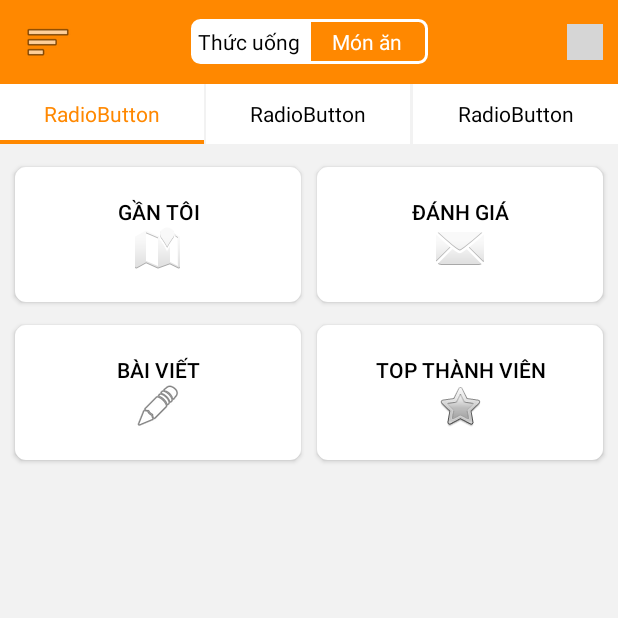
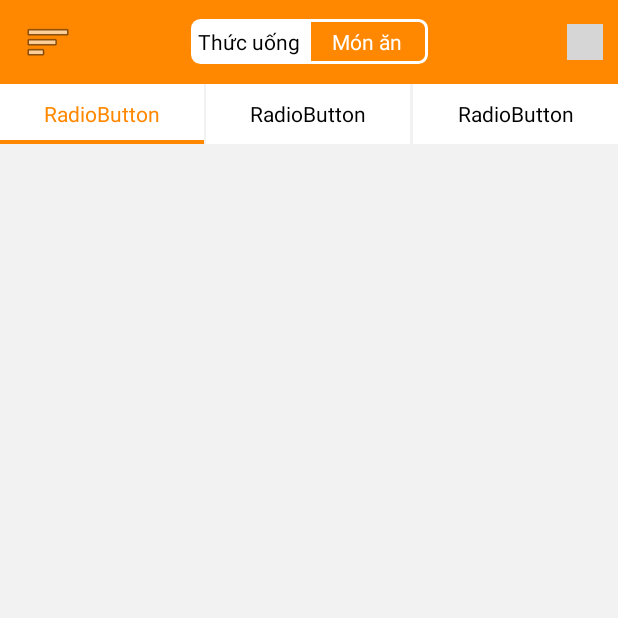
Before and after one commit to tumoqun/CafeShop, an Android app: the FragmentThucUong screen opened directly, with no data from a screen before it, on a phone screen of 412 x 824 dp, the top half of it. Run offline under Robolectric (Android 15) with nearby library versions, the phone set to English and light mode, and no system bars; our stand-ins replace Firebase (no records; nobody signed in at launch, a user with empty details on screens opened directly); grey boxes are pictures that could not be loaded.

Commit message:
list thức uống sơ sơ chưa edit lại

```diff
--- a/CafeShop/app/build.gradle
+++ b/CafeShop/app/build.gradle
@@ -39,6 +39,8 @@ dependencies {
     //add firebase realtime database android
     implementation 'com.google.firebase:firebase-database:17.0.0'
 
+    //download dữ liệu từ storage firebase android
+    implementation 'com.google.firebase:firebase-storage:17.0.0'
 
 
 }
--- a/CafeShop/app/src/main/res/layout/layout_fragment_thucuong.xml
+++ b/CafeShop/app/src/main/res/layout/layout_fragment_thucuong.xml
@@ -80,89 +80,89 @@
 
             <LinearLayout
                 android:layout_width="match_parent"
-                android:layout_height="match_parent"
+                android:layout_height="wrap_content"
                 android:orientation="vertical">
 
-                <LinearLayout
-                    android:layout_width="match_parent"
-                    android:layout_height="wrap_content"
-                    android:orientation="horizontal">
+                <!--<LinearLayout-->
+                    <!--android:layout_width="match_parent"-->
+                    <!--android:layout_height="wrap_content"-->
+                    <!--android:orientation="horizontal">-->
 
-                    <Button
-                        android:id="@+id/button2"
-                        android:layout_width="match_parent"
-                        android:layout_height="90dp"
-                        android:layout_marginLeft="10dp"
-                        android:layout_marginTop="15dp"
-                        android:layout_marginRight="5dp"
-                        android:layout_marginBottom="10dp"
-                        android:layout_weight="1"
-                        android:background="@drawable/change_buttoncolor_whitetolittleorange"
-                        android:drawableBottom="@android:drawable/ic_dialog_map"
-                        android:paddingTop="20dp"
-                        android:paddingBottom="20dp"
-                        android:text="Gần tôi"
-                        android:textColor="@drawable/change_textcolor_btn_blacktowhite" />
+                    <!--<Button-->
+                        <!--android:id="@+id/button2"-->
+                        <!--android:layout_width="match_parent"-->
+                        <!--android:layout_height="90dp"-->
+                        <!--android:layout_marginLeft="10dp"-->
+                        <!--android:layout_marginTop="15dp"-->
+                        <!--android:layout_marginRight="5dp"-->
+                        <!--android:layout_marginBottom="10dp"-->
+                        <!--android:layout_weight="1"-->
+                        <!--android:background="@drawable/change_buttoncolor_whitetolittleorange"-->
+                        <!--android:drawableBottom="@android:drawable/ic_dialog_map"-->
+                        <!--android:paddingTop="20dp"-->
+                        <!--android:paddingBottom="20dp"-->
+                        <!--android:text="Gần tôi"-->
+                        <!--android:textColor="@drawable/change_textcolor_btn_blacktowhite" />-->
 
-                    <Button
-                        android:id="@+id/button3"
-                        android:layout_width="match_parent"
-                        android:layout_height="90dp"
-                        android:layout_marginLeft="5dp"
-                        android:layout_marginTop="15dp"
-                        android:layout_marginRight="10dp"
-                        android:layout_marginBottom="5dp"
-                        android:layout_weight="1"
-                        android:background="@drawable/change_buttoncolor_whitetolittleorange"
-                        android:drawableBottom="@android:drawable/ic_dialog_email"
-                        android:paddingTop="20dp"
-                        android:paddingBottom="20dp"
-                        android:text="Đánh giá"
-                        android:textColor="@drawable/change_textcolor_btn_blacktowhite" />
-                </LinearLayout>
+                    <!--<Button-->
+                        <!--android:id="@+id/button3"-->
+                        <!--android:layout_width="match_parent"-->
+                        <!--android:layout_height="90dp"-->
+                        <!--android:layout_marginLeft="5dp"-->
+                        <!--android:layout_marginTop="15dp"-->
+                        <!--android:layout_marginRight="10dp"-->
+                        <!--android:layout_marginBottom="5dp"-->
+                        <!--android:layout_weight="1"-->
+                        <!--android:background="@drawable/change_buttoncolor_whitetolittleorange"-->
+                        <!--android:drawableBottom="@android:drawable/ic_dialog_email"-->
+                        <!--android:paddingTop="20dp"-->
+                        <!--android:paddingBottom="20dp"-->
+                        <!--android:text="Đánh giá"-->
+                        <!--android:textColor="@drawable/change_textcolor_btn_blacktowhite" />-->
+                <!--</LinearLayout>-->
 
-                <LinearLayout
-                    android:layout_width="match_parent"
-                    android:layout_height="wrap_content"
-                    android:orientation="horizontal">
+                <!--<LinearLayout-->
+                    <!--android:layout_width="match_parent"-->
+                    <!--android:layout_height="wrap_content"-->
+                    <!--android:orientation="horizontal">-->
 
-                    <Button
-                        android:id="@+id/button4"
-                        android:layout_width="match_parent"
-                        android:layout_height="90dp"
-                        android:layout_marginLeft="10dp"
-                        android:layout_marginTop="5dp"
-                        android:layout_marginRight="5dp"
-                        android:layout_marginBottom="5dp"
-                        android:layout_weight="1"
-                        android:drawableBottom="@android:drawable/ic_menu_edit"
-                        android:paddingTop="20dp"
-                        android:paddingBottom="20dp"
-                        android:text="Bài viết"
-                        android:background="@drawable/change_buttoncolor_whitetolittleorange"
-                        android:textColor="@drawable/change_textcolor_btn_blacktowhite"/>
+                    <!--<Button-->
+                        <!--android:id="@+id/button4"-->
+                        <!--android:layout_width="match_parent"-->
+                        <!--android:layout_height="90dp"-->
+                        <!--android:layout_marginLeft="10dp"-->
+                        <!--android:layout_marginTop="5dp"-->
+                        <!--android:layout_marginRight="5dp"-->
+                        <!--android:layout_marginBottom="5dp"-->
+                        <!--android:layout_weight="1"-->
+                        <!--android:drawableBottom="@android:drawable/ic_menu_edit"-->
+                        <!--android:paddingTop="20dp"-->
+                        <!--android:paddingBottom="20dp"-->
+                        <!--android:text="Bài viết"-->
+                        <!--android:background="@drawable/change_buttoncolor_whitetolittleorange"-->
+                        <!--android:textColor="@drawable/change_textcolor_btn_blacktowhite"/>-->
 
-                    <Button
-                        android:id="@+id/button5"
-                        android:layout_width="match_parent"
-                        android:layout_height="90dp"
-                        android:layout_marginLeft="5dp"
-                        android:layout_marginTop="5dp"
-                        android:layout_marginRight="10dp"
-                        android:layout_marginBottom="10dp"
-                        android:layout_weight="1"
-                        android:drawableBottom="@android:drawable/btn_star_big_off"
-                        android:paddingTop="20dp"
-                        android:paddingBottom="20dp"
-                        android:text="Top thành viên"
-                        android:background="@drawable/change_buttoncolor_whitetolittleorange"
-                        android:textColor="@drawable/change_textcolor_btn_blacktowhite"/>
-                </LinearLayout>
+                    <!--<Button-->
+                        <!--android:id="@+id/button5"-->
+                        <!--android:layout_width="match_parent"-->
+                        <!--android:layout_height="90dp"-->
+                        <!--android:layout_marginLeft="5dp"-->
+                        <!--android:layout_marginTop="5dp"-->
+                        <!--android:layout_marginRight="10dp"-->
+                        <!--android:layout_marginBottom="10dp"-->
+                        <!--android:layout_weight="1"-->
+                        <!--android:drawableBottom="@android:drawable/btn_star_big_off"-->
+                        <!--android:paddingTop="20dp"-->
+                        <!--android:paddingBottom="20dp"-->
+                        <!--android:text="Top thành viên"-->
+                        <!--android:background="@drawable/change_buttoncolor_whitetolittleorange"-->
+                        <!--android:textColor="@drawable/change_textcolor_btn_blacktowhite"/>-->
+                <!--</LinearLayout>-->
 
                 <android.support.v7.widget.RecyclerView
                     android:id="@+id/recyclerThucUong"
                     android:layout_width="match_parent"
-                    android:layout_height="match_parent">
+                    android:layout_height="wrap_content">
 
                 </android.support.v7.widget.RecyclerView>
 
--- a/CafeShop/app/src/main/res/values/colors.xml
+++ b/CafeShop/app/src/main/res/values/colors.xml
@@ -7,5 +7,6 @@
     <color name="colorDarkOrange">#FF8800 </color>
     <color name="colorBlack">#000000</color>
     <color name="colorLightOrange">#ffddbb</color>
+    <color name="colorSuperDarkOrange">#ffea7d00</color>
     <color name="colorAccent">#FFFFFF</color>
 </resources>
```
Also changed, not shown: CafeShop/app/src/main/java/com/example/cafeshop/Adapters/AdapterRecyclerThucUong.java (+32 -3 lines), CafeShop/app/src/main/java/com/example/cafeshop/Model/ThanhVienModel.java (added, +68 -0 lines), CafeShop/app/src/main/java/com/example/cafeshop/Model/ThucUongModel.java (+23 -10 lines), CafeShop/app/src/main/res/drawable/change_buttoncoclor_moredarkorange.xml (added, +17 -0 lines), CafeShop/app/src/main/res/drawable/circle_shape_green.xml (added, +12 -0 lines), CafeShop/app/src/main/res/layout/layout_recyclerview_thucuong.xml (+33 -20 lines).
